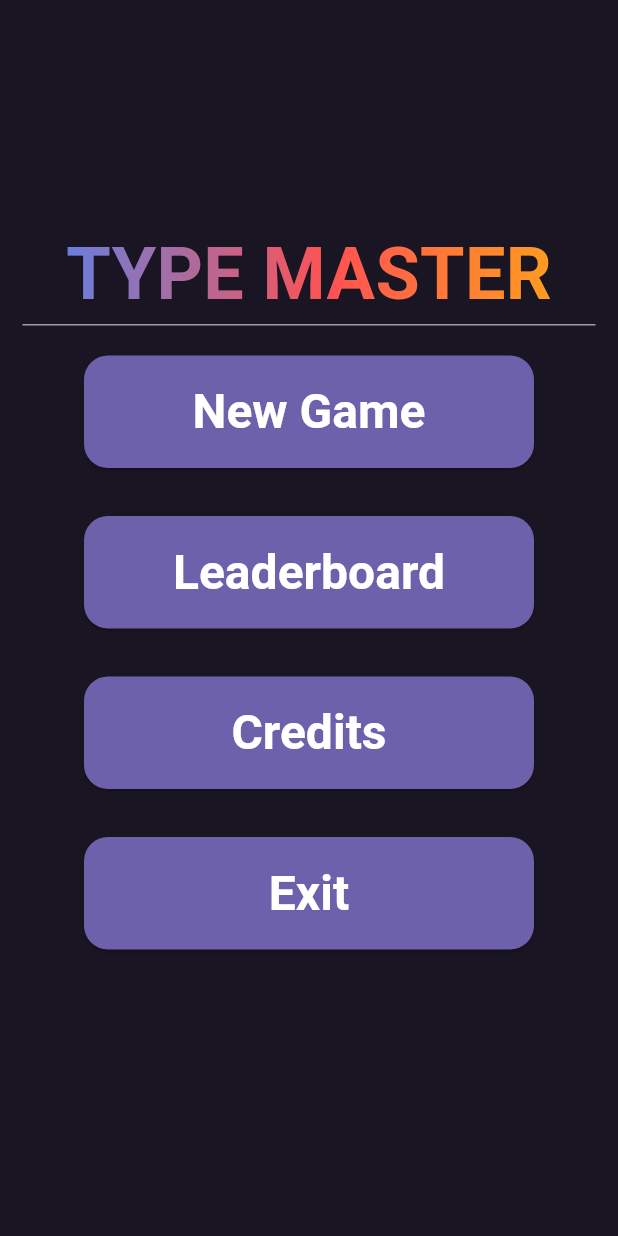
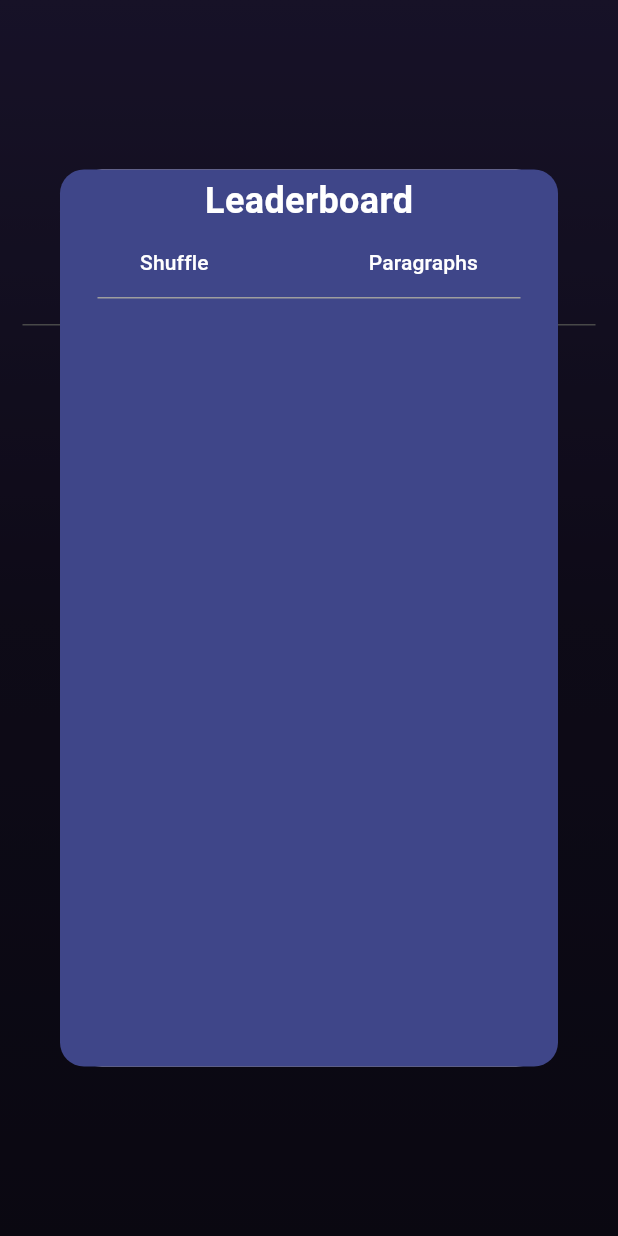
Before and after one commit to mirajwu/type_master, a Flutter app: the screen it shows after launch, after a tap on "Leaderboard", on a phone screen of 412 x 824 dp. Run offline on Flutter 3.47's test engine with Material 3 defaults, Android fonts, the phone set to English and light mode, and no system bars; our stand-ins replace google_fonts.

Commit message:
commit 1

```diff
--- a/lib/view/homePage.dart
+++ b/lib/view/homePage.dart
@@ -1,5 +1,6 @@
 import 'package:flutter/material.dart';
 import 'package:flutter/services.dart';
+import 'package:google_fonts/google_fonts.dart';
 import 'assetTextures/homeButtons.dart';
 import 'assetTextures/gradientText.dart';
 import '/view/newGame.dart';
@@ -14,6 +15,18 @@ class TypeMaster extends StatelessWidget {
     return MaterialApp (
       home: Scaffold (
         body: Center (
+          child: Container (
+            decoration: BoxDecoration(
+              gradient: LinearGradient(
+                colors: [
+                  Color(0xFF322756),
+                  Color(0xFF1E1733),
+                  Color(0xFF161126),
+                ],
+                begin: Alignment.topCenter,
+                end: Alignment. bottomCenter
+              ),
+            ),
             child: Column (
               children: [
                 // TEXT
@@ -55,7 +68,60 @@ class TypeMaster extends StatelessWidget {
                     height: 75,
                     child:
                     ElevatedButton(
+                      onPressed: () {
+                        showDialog (
+                          context: context,
+                          builder: (context) => Dialog(
+                            child: Container (
+                              decoration: BoxDecoration(
+                                color: Color(0xFF3F4689),
+                                borderRadius: BorderRadius.circular(16),
+                              ),
+                              child: Column (
+                                mainAxisSize: MainAxisSize.min,
+                                children: [
+                                  const SizedBox(height: 4),
+                                  Text(
+                                    'Leaderboard',
+                                    style: GoogleFonts.roboto(
+                                      fontSize: 24,
+                                      color: Colors.white,
+                                      fontWeight: FontWeight.bold
+                                    ),
+                                  ),
+                                  Row (
+                                    mainAxisAlignment: MainAxisAlignment.spaceAround,
+                                    children: [
+                                      TextButton(
                                         onPressed: () {},
+                                        style: TextButton.styleFrom (
+                                          foregroundColor: Colors.white,
+                                        ),
+                                        child: Text('Shuffle'),
+                                      ),
+                                      TextButton(
+                                        onPressed: () {},
+                                        style: TextButton.styleFrom (
+                                          foregroundColor: Colors.white,
+                                        ),
+                                        child: Text('Paragraphs'),
+                                      )
+                                    ],
+                                  ),
+                                  const Divider(
+                                      height: 0,
+                                      thickness: 1,
+                                      indent: 25,
+                                      endIndent: 25,
+                                      color: Colors.grey
+                                  ),
+                                  const SizedBox(height: 512),
+                                ],
+                              )
+                            ),
+                          ),
+                        );
+                      },
                       style: homeButtonStyle,
                       child: Text('Leaderboard'),
                     )
@@ -86,6 +152,7 @@ class TypeMaster extends StatelessWidget {
                 ),
               ],
             ),
+          )
         ),
       ),
       theme: ThemeData(scaffoldBackgroundColor: const Color(0xFF1A1523)),
--- a/lib/view/newGame.dart
+++ b/lib/view/newGame.dart
@@ -2,6 +2,9 @@ import 'package:flutter/material.dart';
 import 'package:flutter/services.dart';
 import 'assetTextures/homeButtons.dart';
 import 'assetTextures/gradientText.dart';
+import '/view/newGame.dart';
+
+void main() => runApp(NewGame());
 
 class NewGame extends StatelessWidget {
   const NewGame({super.key});
@@ -11,6 +14,18 @@ class NewGame extends StatelessWidget {
     return MaterialApp (
       home: Scaffold (
         body: Center (
+            child: Container (
+              decoration: BoxDecoration(
+                gradient: LinearGradient(
+                    colors: [
+                      Color(0xFF322756),
+                      Color(0xFF1E1733),
+                      Color(0xFF161126),
+                    ],
+                    begin: Alignment.topCenter,
+                    end: Alignment. bottomCenter
+                ),
+              ),
               child: Column (
                 children: [
                   // TEXT
@@ -20,8 +35,17 @@ class NewGame extends StatelessWidget {
                       style: TextStyle(
                         fontSize: 48,
                         fontWeight: FontWeight.bold,
-                    foreground: Paint()..shader = gradientText,
+                        foreground: Paint()
+                          ..shader = gradientText,
                       )
+                  ),
+                  // LINE
+                  const Divider(
+                      height: 0,
+                      thickness: 1,
+                      indent: 15,
+                      endIndent: 15,
+                      color: Colors.grey
                   ),
                   // NEW GAME BUTTON
                   const SizedBox(height: 20),
@@ -35,7 +59,7 @@ class NewGame extends StatelessWidget {
                         child: Text('Shuffle'),
                       )
                   ),
-              // PARAGRAPHS BUTTON
+                  // CREDITS BUTTON
                   const SizedBox(height: 32),
                   SizedBox(
                       width: 300,
@@ -61,6 +85,7 @@ class NewGame extends StatelessWidget {
                   ),
                 ],
               ),
+            )
         ),
       ),
       theme: ThemeData(scaffoldBackgroundColor: const Color(0xFF1A1523)),
--- a/pubspec.yaml
+++ b/pubspec.yaml
@@ -14,7 +14,7 @@ dependencies:
     sdk: flutter
 
   flutter_exit_app: ^2.0.0
-
+  stroke_text: any
   google_fonts: ^6.1.0
   cupertino_icons: ^1.0.8
 
```
Also changed, not shown: lib/main.dart (line endings or trailing spaces), pubspec.lock. Lines whose indentation alone changed are shown as unchanged.
